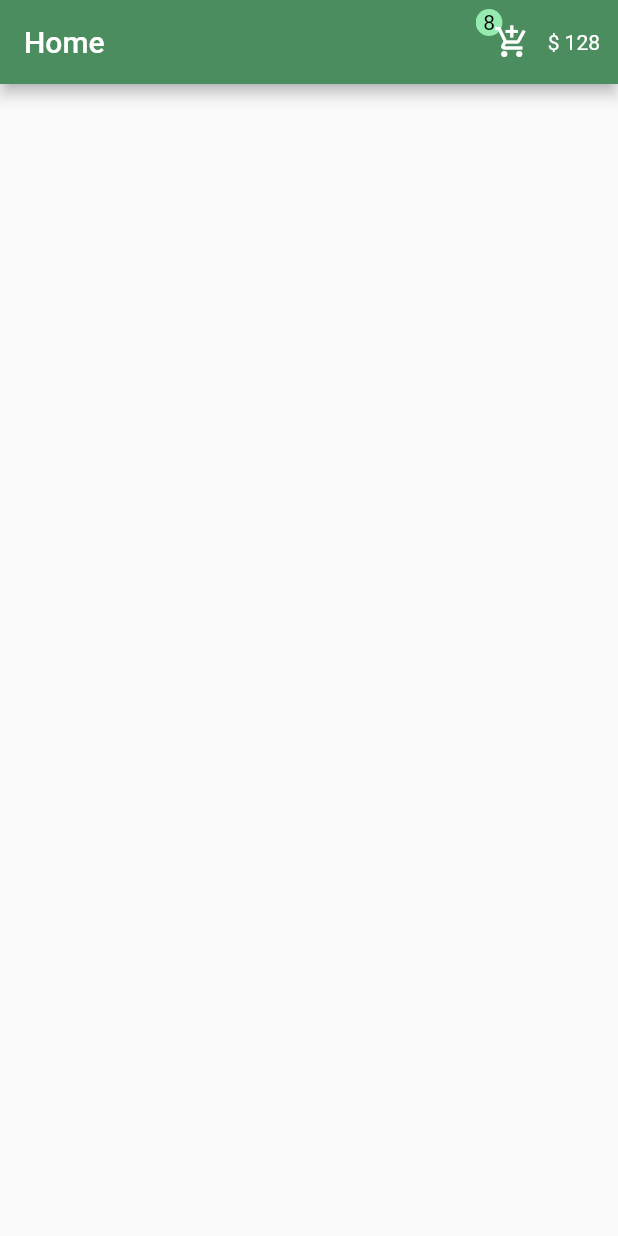
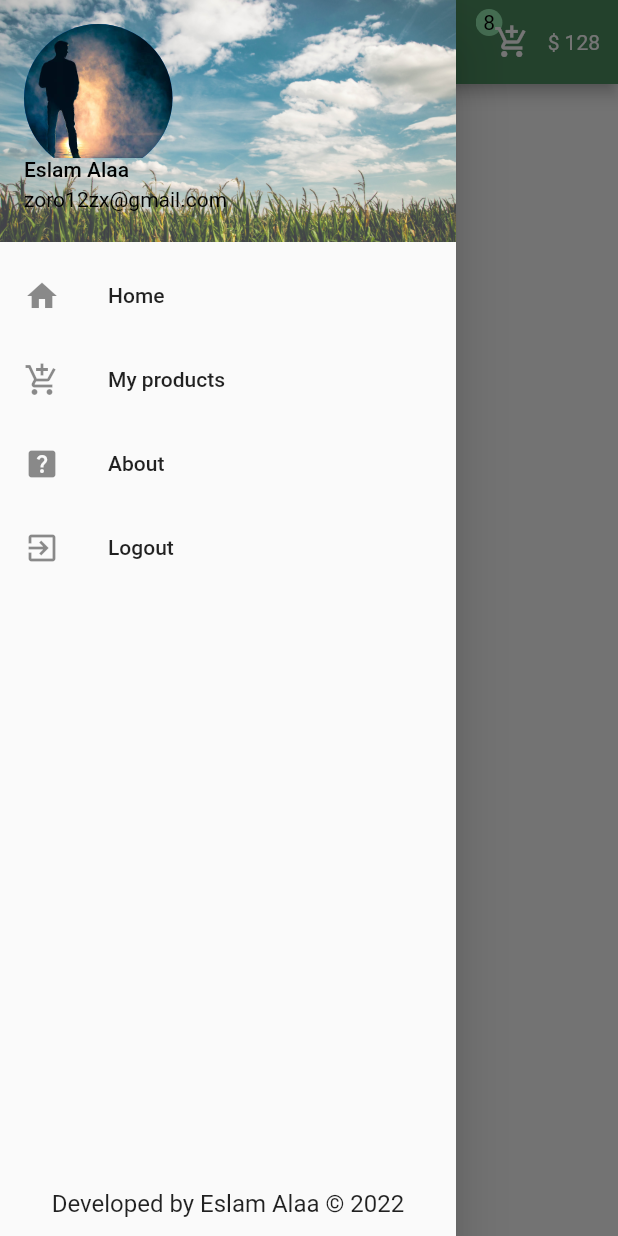
Before and after one commit to Eslam-Alaa-ZX/FlutterE-commerceTsak, a Flutter app: the screen it shows after launch, with the side drawer open (before the commit the screen has no drawer), on a phone screen of 412 x 824 dp. Run offline on Flutter 3.47's test engine with Material 2 defaults, Android fonts, the light colour scheme and no system bars.

Commit message:
Eslam Alaa-Drawer for home page.

```diff
--- a/lib/pages/home_page.dart
+++ b/lib/pages/home_page.dart
@@ -7,6 +7,57 @@ class HomePage extends StatelessWidget {
   Widget build(BuildContext context) {
     return SafeArea(
       child: Scaffold(
+        drawer: Drawer(
+          child: Column(
+            mainAxisAlignment: MainAxisAlignment.spaceBetween,
+            children: [
+              Column(
+                children: [
+                  const UserAccountsDrawerHeader(
+                    decoration: BoxDecoration(
+                      image: DecorationImage(
+                          image: AssetImage("assets/img/test.jpg"),
+                          fit: BoxFit.cover),
+                    ),
+                    accountName: Text("Eslam Alaa",
+                        style: TextStyle(
+                          color: Colors.black,
+                        )),
+                    accountEmail: Text("zoro12zx@gmail.com",
+                        style: TextStyle(
+                          color: Colors.black,
+                        )),
+                    currentAccountPictureSize: Size.square(99),
+                    currentAccountPicture: CircleAvatar(
+                        radius: 55,
+                        backgroundImage: AssetImage("assets/img/person.jpg")),
+                  ),
+                  ListTile(
+                      title: const Text("Home"),
+                      leading: const Icon(Icons.home),
+                      onTap: () {}),
+                  ListTile(
+                      title: const Text("My products"),
+                      leading: const Icon(Icons.add_shopping_cart),
+                      onTap: () {}),
+                  ListTile(
+                      title: const Text("About"),
+                      leading: const Icon(Icons.help_center),
+                      onTap: () {}),
+                  ListTile(
+                      title: const Text("Logout"),
+                      leading: const Icon(Icons.exit_to_app),
+                      onTap: () {}),
+                ],
+              ),
+              Container(
+                margin: const EdgeInsets.only(bottom: 12),
+                child: const Text("Developed by Eslam Alaa © 2022",
+                    style: TextStyle(fontSize: 16)),
+              )
+            ],
+          ),
+        ),
         appBar: AppBar(
           backgroundColor: const Color.fromARGB(255, 76, 141, 95),
           title: const Text("Home"),
@@ -20,7 +71,8 @@ class HomePage extends StatelessWidget {
                       child: Container(
                           child: const Text(
                             "8",
-                            style: TextStyle(color: Color.fromARGB(255, 0, 0, 0)),
+                            style:
+                                TextStyle(color: Color.fromARGB(255, 0, 0, 0)),
                           ),
                           padding: const EdgeInsets.all(5),
                           decoration: const BoxDecoration(
--- a/pubspec.yaml
+++ b/pubspec.yaml
@@ -58,8 +58,8 @@ flutter:
   uses-material-design: true
 
   # To add assets to your application, add an assets section, like this:
-  # assets:
-  #   - images/a_dot_burr.jpeg
+  assets:
+    - assets/img/
   #   - images/a_dot_ham.jpeg
 
   # An image asset can refer to one or more resolution-specific "variants", see
```
Also changed, not shown: assets/img/person.jpg (added), assets/img/test.jpg (added).
